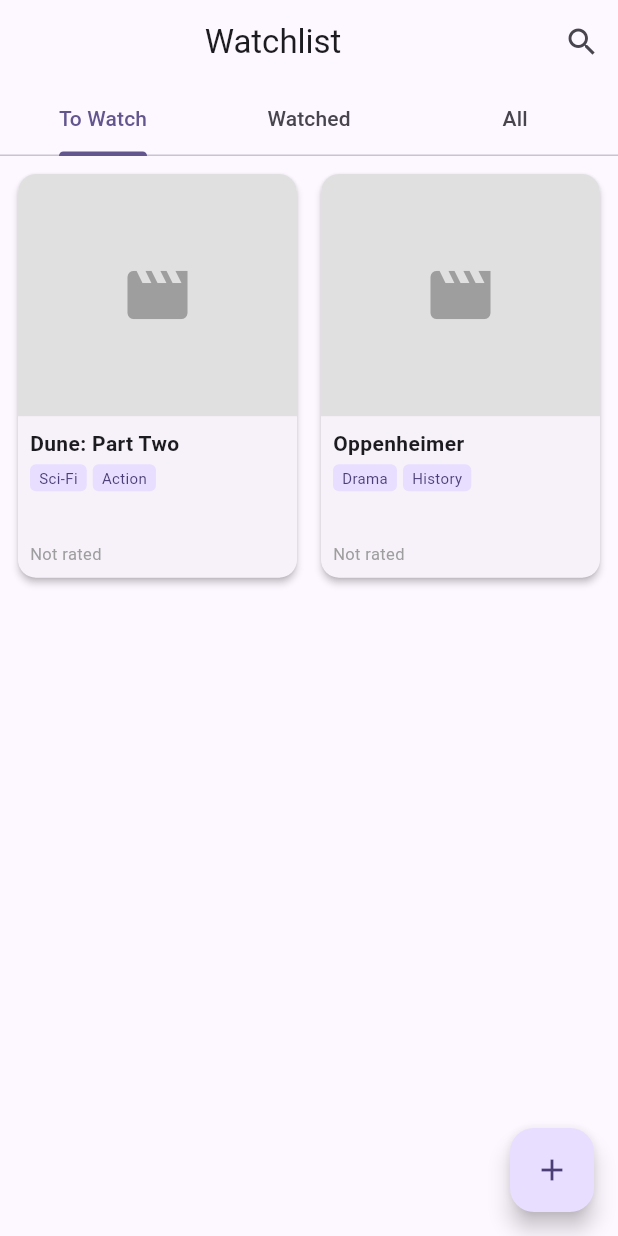
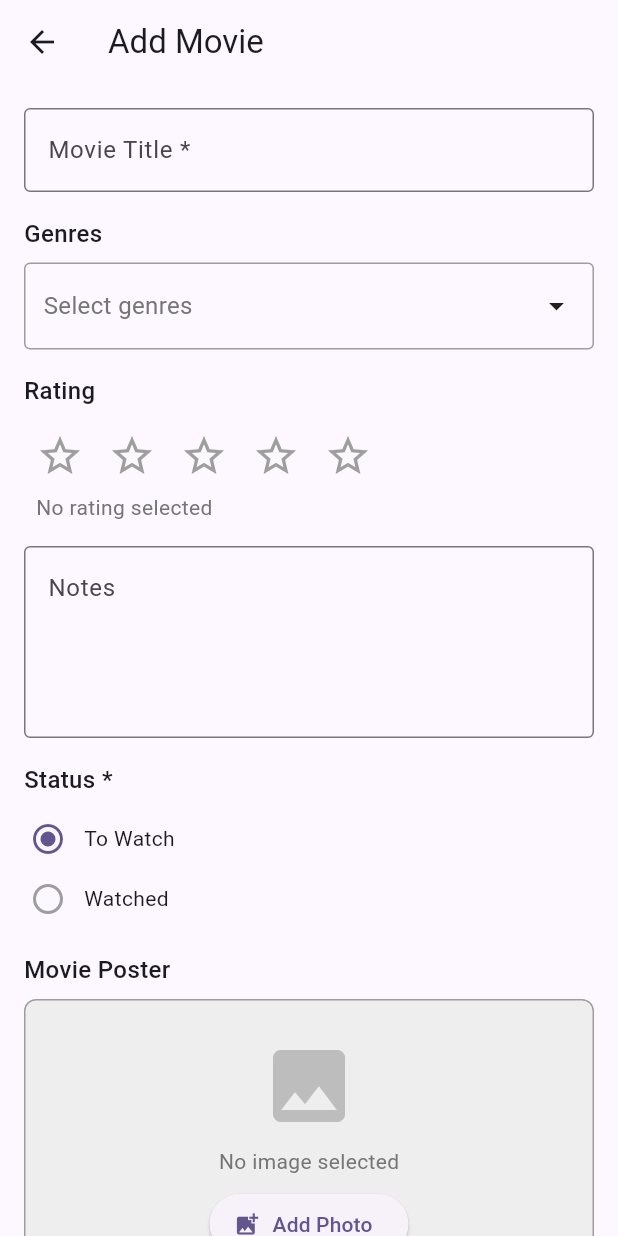
Before and after one commit to Mollinu9/movie_watchlist_app_Flutter, a Flutter app: the screen it shows after launch, after a tap on the "add" icon, on a phone screen of 412 x 824 dp. Run offline on Flutter 3.47's test engine with Material 3 defaults, Android fonts, the phone set to English and light mode, and no system bars.

Commit message:
Created Add Movie screen which currently saves to temp data until restart of app

```diff
--- a/lib/managers/movie_manager.dart
+++ b/lib/managers/movie_manager.dart
@@ -87,4 +87,20 @@
   List<Movie> getMoviesByStatus(MovieStatus status) {
     return _movies.where((movie) => movie.status == status).toList();
   }
+
+  // Add a new movie
+  void addMovie(Movie movie) {
+    _movies.add(movie);
+    notifyListeners();
+  }
+
+  // Get movie count
+  int getMovieCount() {
+    return _movies.length;
+  }
+
+  // Get movie count by status
+  int getMovieCountByStatus(MovieStatus status) {
+    return _movies.where((movie) => movie.status == status).length;
+  }
 }
--- /dev/null
+++ b/lib/screens/add_movie_screen.dart
@@ -0,0 +1,328 @@
+import 'package:flutter/material.dart';
+import 'package:provider/provider.dart';
+import 'package:uuid/uuid.dart';
+import 'package:movie_watchlist_app/managers/movie_manager.dart';
+import 'package:movie_watchlist_app/models/movie.dart';
+import 'package:movie_watchlist_app/widgets/genre_dropdown.dart';
+import 'package:movie_watchlist_app/widgets/rating_selector.dart';
+
+class AddMovieScreen extends StatefulWidget {
+  const AddMovieScreen({super.key});
+
+  @override
+  State<AddMovieScreen> createState() => _AddMovieScreenState();
+}
+
+class _AddMovieScreenState extends State<AddMovieScreen> {
+  final _formKey = GlobalKey<FormState>();
+  final _titleController = TextEditingController();
+  final _notesController = TextEditingController();
+
+  List<String> _selectedGenres = [];
+  int? _selectedRating;
+  MovieStatus _selectedStatus = MovieStatus.toWatch;
+  String? _imagePath;
+
+  @override
+  void dispose() {
+    _titleController.dispose();
+    _notesController.dispose();
+    super.dispose();
+  }
+
+  @override
+  Widget build(BuildContext context) {
+    return Scaffold(appBar: _buildAppBar(), body: _buildBody());
+  }
+
+  // AppBar with back button
+  PreferredSizeWidget _buildAppBar() {
+    return AppBar(
+      title: const Text('Add Movie'),
+      leading: IconButton(
+        icon: const Icon(Icons.arrow_back),
+        onPressed: () => Navigator.of(context).pop(),
+      ),
+    );
+  }
+
+  // Main body with form
+  Widget _buildBody() {
+    return Form(
+      key: _formKey,
+      child: SingleChildScrollView(
+        padding: const EdgeInsets.all(16.0),
+        child: Column(
+          crossAxisAlignment: CrossAxisAlignment.start,
+          children: [
+            _buildTitleField(),
+            const SizedBox(height: 16),
+            _buildGenreSection(),
+            const SizedBox(height: 16),
+            _buildRatingSection(),
+            const SizedBox(height: 16),
+            _buildNotesField(),
+            const SizedBox(height: 16),
+            _buildStatusSection(),
+            const SizedBox(height: 16),
+            _buildImageSection(),
+            const SizedBox(height: 24),
+            _buildSaveButton(),
+            const SizedBox(height: 24),
+          ],
+        ),
+      ),
+    );
+  }
+
+  // Title input field with validation
+  Widget _buildTitleField() {
+    return TextFormField(
+      controller: _titleController,
+      decoration: const InputDecoration(
+        labelText: 'Movie Title *',
+        hintText: 'Enter movie title',
+        border: OutlineInputBorder(),
+      ),
+      validator: (value) {
+        if (value == null || value.trim().isEmpty) {
+          return 'Movie title is required';
+        }
+        return null;
+      },
+      textInputAction: TextInputAction.next,
+    );
+  }
+
+  // Genre selection section
+  Widget _buildGenreSection() {
+    return Column(
+      crossAxisAlignment: CrossAxisAlignment.start,
+      children: [
+        const Text(
+          'Genres',
+          style: TextStyle(fontSize: 16, fontWeight: FontWeight.w500),
+        ),
+        const SizedBox(height: 8),
+        GenreDropdown(
+          selectedGenres: _selectedGenres,
+          onGenresChanged: (genres) {
+            setState(() {
+              _selectedGenres = genres;
+            });
+          },
+        ),
+      ],
+    );
+  }
+
+  // Rating selection section
+  Widget _buildRatingSection() {
+    return Column(
+      crossAxisAlignment: CrossAxisAlignment.start,
+      children: [
+        const Text(
+          'Rating',
+          style: TextStyle(fontSize: 16, fontWeight: FontWeight.w500),
+        ),
+        const SizedBox(height: 8),
+        RatingSelector(
+          currentRating: _selectedRating,
+          onRatingChanged: (rating) {
+            setState(() {
+              _selectedRating = rating;
+            });
+          },
+        ),
+      ],
+    );
+  }
+
+  // Notes input field
+  Widget _buildNotesField() {
+    return TextFormField(
+      controller: _notesController,
+      decoration: const InputDecoration(
+        labelText: 'Notes',
+        hintText: 'Add your notes about this movie',
+        border: OutlineInputBorder(),
+        alignLabelWithHint: true,
+      ),
+      maxLines: 4,
+      textInputAction: TextInputAction.newline,
+    );
+  }
+
+  // Status selection section
+  Widget _buildStatusSection() {
+    return Column(
+      crossAxisAlignment: CrossAxisAlignment.start,
+      children: [
+        const Text(
+          'Status *',
+          style: TextStyle(fontSize: 16, fontWeight: FontWeight.w500),
+        ),
+        const SizedBox(height: 8),
+        _buildStatusRadioButtons(),
+      ],
+    );
+  }
+
+  // Radio buttons for status
+  Widget _buildStatusRadioButtons() {
+    return Column(
+      children: [
+        _buildRadioOption(MovieStatus.toWatch, 'To Watch'),
+        _buildRadioOption(MovieStatus.watched, 'Watched'),
+      ],
+    );
+  }
+
+  // Individual radio button option
+  Widget _buildRadioOption(MovieStatus value, String label) {
+    final isSelected = _selectedStatus == value;
+
+    return InkWell(
+      onTap: () {
+        setState(() {
+          _selectedStatus = value;
+        });
+      },
+      child: Padding(
+        padding: const EdgeInsets.symmetric(vertical: 8.0, horizontal: 4.0),
+        child: Row(
+          children: [
+            Icon(
+              isSelected
+                  ? Icons.radio_button_checked
+                  : Icons.radio_button_unchecked,
+              color: isSelected
+                  ? Theme.of(context).colorScheme.primary
+                  : Colors.grey,
+            ),
+            const SizedBox(width: 12),
+            Text(label),
+          ],
+        ),
+      ),
+    );
+  }
+
+  // Image picker section
+  Widget _buildImageSection() {
+    return Column(
+      crossAxisAlignment: CrossAxisAlignment.start,
+      children: [
+        const Text(
+          'Movie Poster',
+          style: TextStyle(fontSize: 16, fontWeight: FontWeight.w500),
+        ),
+        const SizedBox(height: 8),
+        _buildImageContainer(),
+      ],
+    );
+  }
+
+  // Image container with placeholder or image
+  Widget _buildImageContainer() {
+    return Container(
+      width: double.infinity,
+      height: 200,
+      decoration: BoxDecoration(
+        border: Border.all(color: Colors.grey),
+        borderRadius: BorderRadius.circular(8),
+        color: Colors.grey[200],
+      ),
+      child: _imagePath == null
+          ? _buildImagePlaceholder()
+          : Image.network(_imagePath!, fit: BoxFit.cover),
+    );
+  }
+
+  // Placeholder when no image selected
+  Widget _buildImagePlaceholder() {
+    return Column(
+      mainAxisAlignment: MainAxisAlignment.center,
+      children: [
+        Icon(Icons.image, size: 64, color: Colors.grey[400]),
+        const SizedBox(height: 8),
+        Text('No image selected', style: TextStyle(color: Colors.grey[600])),
+        const SizedBox(height: 8),
+        ElevatedButton.icon(
+          onPressed: _handleImagePicker,
+          icon: const Icon(Icons.add_photo_alternate),
+          label: const Text('Add Photo'),
+        ),
+      ],
+    );
+  }
+
+  // Save button
+  Widget _buildSaveButton() {
+    return SizedBox(
+      width: double.infinity,
+      height: 48,
+      child: ElevatedButton(
+        onPressed: _saveMovie,
+        style: ElevatedButton.styleFrom(
+          backgroundColor: Theme.of(context).colorScheme.primary,
+          foregroundColor: Colors.white,
+        ),
+        child: const Text(
+          'Save Movie',
+          style: TextStyle(fontSize: 16, fontWeight: FontWeight.bold),
+        ),
+      ),
+    );
+  }
+
+  // Handle image picker button tap
+  void _handleImagePicker() {
+    ScaffoldMessenger.of(
+      context,
+    ).showSnackBar(const SnackBar(content: Text('Image picker coming soon!')));
+  }
+
+  // Save movie to manager
+  void _saveMovie() {
+    if (!_formKey.currentState!.validate()) {
+      return;
+    }
+
+    if (_selectedGenres.isEmpty) {
+      ScaffoldMessenger.of(context).showSnackBar(
+        const SnackBar(
+          content: Text('Please select at least one genre'),
+          backgroundColor: Colors.red,
+        ),
+      );
+      return;
+    }
+
+    final movie = Movie(
+      id: const Uuid().v4(),
+      title: _titleController.text.trim(),
+      genres: _selectedGenres,
+      rating: _selectedRating,
+      notes: _notesController.text.trim().isEmpty
+          ? null
+          : _notesController.text.trim(),
+      status: _selectedStatus,
+      imagePath: _imagePath,
+      createdAt: DateTime.now(),
+      updatedAt: DateTime.now(),
+    );
+
+    final movieManager = Provider.of<MovieManager>(context, listen: false);
+    movieManager.addMovie(movie);
+
+    ScaffoldMessenger.of(context).showSnackBar(
+      SnackBar(
+        content: Text('${movie.title} added successfully!'),
+        backgroundColor: Colors.green,
+      ),
+    );
+
+    Navigator.of(context).pop();
+  }
+}
--- a/lib/screens/home_screen.dart
+++ b/lib/screens/home_screen.dart
@@ -3,6 +3,7 @@
 import 'package:movie_watchlist_app/managers/movie_manager.dart';
 import 'package:movie_watchlist_app/models/movie.dart';
 import 'package:movie_watchlist_app/widgets/movie_card.dart';
+import 'package:movie_watchlist_app/screens/add_movie_screen.dart';
 
 class HomeScreen extends StatefulWidget {
   const HomeScreen({super.key});
@@ -67,7 +68,9 @@
       ),
       floatingActionButton: FloatingActionButton(
         onPressed: () {
-          // Navigate to Add Movie Screen - will be implemented later
+          Navigator.of(context).push(
+            MaterialPageRoute(builder: (context) => const AddMovieScreen()),
+          );
         },
         child: const Icon(Icons.add),
       ),
--- /dev/null
+++ b/lib/utils/constants.dart
@@ -0,0 +1,24 @@
+/// Application-wide constants
+class AppConstants {
+  // Private constructor to prevent instantiation
+  AppConstants._();
+
+  // Genre options for movies
+  static const List<String> genres = [
+    'Action',
+    'Comedy',
+    'Drama',
+    'Horror',
+    'Sci-Fi',
+    'Thriller',
+    'Romance',
+    'Adventure',
+    'Animation',
+    'Documentary',
+    'Fantasy',
+    'Mystery',
+    'Crime',
+    'Biography',
+    'Musical',
+  ];
+}
--- /dev/null
+++ b/lib/widgets/genre_dropdown.dart
@@ -0,0 +1,158 @@
+import 'package:flutter/material.dart';
+import 'package:movie_watchlist_app/utils/constants.dart';
+
+class GenreDropdown extends StatefulWidget {
+  final List<String> selectedGenres;
+  final ValueChanged<List<String>> onGenresChanged;
+
+  const GenreDropdown({
+    super.key,
+    required this.selectedGenres,
+    required this.onGenresChanged,
+  });
+
+  @override
+  State<GenreDropdown> createState() => _GenreDropdownState();
+}
+
+class _GenreDropdownState extends State<GenreDropdown> {
+  @override
+  Widget build(BuildContext context) {
+    return Column(
+      crossAxisAlignment: CrossAxisAlignment.start,
+      children: [
+        _buildDropdownButton(),
+        if (widget.selectedGenres.isNotEmpty) ...[
+          const SizedBox(height: 8),
+          _buildGenreChips(),
+        ],
+      ],
+    );
+  }
+
+  // Dropdown button to open genre selection dialog
+  Widget _buildDropdownButton() {
+    return InkWell(
+      onTap: _showGenreDialog,
+      child: Container(
+        padding: const EdgeInsets.symmetric(horizontal: 12, vertical: 16),
+        decoration: BoxDecoration(
+          border: Border.all(color: Colors.grey),
+          borderRadius: BorderRadius.circular(4),
+        ),
+        child: Row(
+          mainAxisAlignment: MainAxisAlignment.spaceBetween,
+          children: [
+            Expanded(
+              child: Text(
+                widget.selectedGenres.isEmpty
+                    ? 'Select genres'
+                    : widget.selectedGenres.join(', '),
+                style: TextStyle(
+                  fontSize: 16,
+                  color: widget.selectedGenres.isEmpty
+                      ? Colors.grey[600]
+                      : Colors.black,
+                ),
+                overflow: TextOverflow.ellipsis,
+                maxLines: 2,
+              ),
+            ),
+            const Icon(Icons.arrow_drop_down),
+          ],
+        ),
+      ),
+    );
+  }
+
+  // Display selected genres as removable chips
+  Widget _buildGenreChips() {
+    return Wrap(
+      spacing: 8,
+      runSpacing: 8,
+      children: widget.selectedGenres.map((genre) {
+        return Chip(
+          label: Text(genre),
+          deleteIcon: const Icon(Icons.close, size: 18),
+          onDeleted: () => _removeGenre(genre),
+        );
+      }).toList(),
+    );
+  }
+
+  // Show genre selection dialog
+  void _showGenreDialog() {
+    final tempSelectedGenres = List<String>.from(widget.selectedGenres);
+
+    showDialog(
+      context: context,
+      builder: (BuildContext dialogContext) {
+        return StatefulBuilder(
+          builder: (context, setDialogState) {
+            return AlertDialog(
+              title: const Text('Select Genres'),
+              content: _buildGenreList(tempSelectedGenres, setDialogState),
+              actions: _buildDialogActions(dialogContext, tempSelectedGenres),
+            );
+          },
+        );
+      },
+    );
+  }
+
+  // List of genres with checkboxes
+  Widget _buildGenreList(List<String> tempGenres, StateSetter setDialogState) {
+    return SizedBox(
+      width: double.maxFinite,
+      child: ListView.builder(
+        shrinkWrap: true,
+        itemCount: AppConstants.genres.length,
+        itemBuilder: (context, index) {
+          final genre = AppConstants.genres[index];
+          final isSelected = tempGenres.contains(genre);
+
+          return CheckboxListTile(
+            title: Text(genre),
+            value: isSelected,
+            onChanged: (bool? value) {
+              setDialogState(() {
+                if (value == true) {
+                  tempGenres.add(genre);
+                } else {
+                  tempGenres.remove(genre);
+                }
+              });
+            },
+          );
+        },
+      ),
+    );
+  }
+
+  // Dialog action buttons
+  List<Widget> _buildDialogActions(
+    BuildContext dialogContext,
+    List<String> tempGenres,
+  ) {
+    return [
+      TextButton(
+        onPressed: () => Navigator.of(dialogContext).pop(),
+        child: const Text('Cancel'),
+      ),
+      TextButton(
+        onPressed: () {
+          widget.onGenresChanged(tempGenres);
+          Navigator.of(dialogContext).pop();
+        },
+        child: const Text('OK'),
+      ),
+    ];
+  }
+
+  // Remove a genre from selection
+  void _removeGenre(String genre) {
+    final updatedGenres = List<String>.from(widget.selectedGenres);
+    updatedGenres.remove(genre);
+    widget.onGenresChanged(updatedGenres);
+  }
+}
--- a/lib/widgets/movie_card.dart
+++ b/lib/widgets/movie_card.dart
@@ -1,10 +1,6 @@
 import 'dart:io';
 import 'package:flutter/material.dart';
 import 'package:movie_watchlist_app/models/movie.dart';
-
-// ============================================================================
-// Main MovieCard Widget
-// ============================================================================
 
 class MovieCard extends StatelessWidget {
   final Movie movie;
@@ -22,17 +18,14 @@
         child: Column(
           crossAxisAlignment: CrossAxisAlignment.start,
           children: [
-            // Poster image or placeholder
-            Expanded(flex: 3, child: _buildMoviePoster(movie.imagePath)),
-            // Movie information
+            Expanded(flex: 2, child: _buildMoviePoster(movie.imagePath)),
             Expanded(
-              flex: 2,
+              flex: 3,
               child: Padding(
                 padding: const EdgeInsets.all(8.0),
                 child: Column(
                   crossAxisAlignment: CrossAxisAlignment.start,
                   children: [
-                    // Title
                     Text(
                       movie.title,
                       style: const TextStyle(
@@ -43,11 +36,7 @@
                       overflow: TextOverflow.ellipsis,
                     ),
                     const SizedBox(height: 4),
-                    // Genre badges
-                    _buildGenreBadges(context, movie.genres),
-
-                    const Spacer(),
-                    // Rating stars
+                    Expanded(child: _buildGenreBadges(context, movie.genres)),
                     _buildRatingDisplay(movie.rating),
                   ],
                 ),
@@ -59,10 +48,7 @@
     );
   }
 
-  // ==========================================================================
-  // Movie Poster Section
-  // ==========================================================================
-
+  // Movie poster image or placeholder
   Widget _buildMoviePoster(String? imagePath) {
     if (imagePath != null && imagePath.isNotEmpty) {
       final file = File(imagePath);
@@ -71,7 +57,6 @@
       }
     }
 
-    // Placeholder when no image
     return Container(
       color: Colors.grey[300],
       child: const Center(
@@ -80,20 +65,13 @@
     );
   }
 
-  // ==========================================================================
-  // Genre Badges Section
-  // ==========================================================================
-
-  Widget _buildGenreBadges(
-    BuildContext context,
-    List<String> genres, {
-    int maxGenres = 2,
-  }) {
-    return Wrap(
+  // Genre badges (all genres displayed with scrolling)
+  Widget _buildGenreBadges(BuildContext context, List<String> genres) {
+    return SingleChildScrollView(
+      child: Wrap(
         spacing: 4,
         runSpacing: 4,
-      direction: Axis.horizontal,
-      children: genres.take(maxGenres).map((genre) {
+        children: genres.map((genre) {
           return Container(
             padding: const EdgeInsets.symmetric(horizontal: 6, vertical: 2),
             decoration: BoxDecoration(
@@ -109,13 +87,11 @@
             ),
           );
         }).toList(),
+      ),
     );
   }
 
-  // ==========================================================================
-  // Rating Display Section
-  // ==========================================================================
-
+  // Star rating display
   Widget _buildRatingDisplay(int? rating) {
     if (rating == null) {
       return const Text(
@@ -123,6 +99,7 @@
         style: TextStyle(fontSize: 11, color: Colors.grey),
       );
     }
+
     return Row(
       children: List.generate(5, (index) {
         return Icon(
--- /dev/null
+++ b/lib/widgets/rating_selector.dart
@@ -0,0 +1,78 @@
+import 'package:flutter/material.dart';
+
+class RatingSelector extends StatelessWidget {
+  final int? currentRating;
+  final ValueChanged<int?> onRatingChanged;
+
+  const RatingSelector({
+    super.key,
+    required this.currentRating,
+    required this.onRatingChanged,
+  });
+
+  @override
+  Widget build(BuildContext context) {
+    return Column(
+      crossAxisAlignment: CrossAxisAlignment.start,
+      children: [_buildStarRow(), _buildRatingText()],
+    );
+  }
+
+  // Row of star buttons with optional clear button
+  Widget _buildStarRow() {
+    return Row(
+      children: [
+        ..._buildStars(),
+        if (currentRating != null) _buildClearButton(),
+      ],
+    );
+  }
+
+  // Generate 5 star buttons
+  List<Widget> _buildStars() {
+    return List.generate(5, (index) {
+      final starValue = index + 1;
+      final isSelected = currentRating != null && starValue <= currentRating!;
+
+      return IconButton(
+        icon: Icon(
+          isSelected ? Icons.star : Icons.star_border,
+          color: isSelected ? Colors.amber : Colors.grey,
+          size: 32,
+        ),
+        onPressed: () => _handleStarTap(starValue),
+      );
+    });
+  }
+
+  // Clear rating button
+  Widget _buildClearButton() {
+    return IconButton(
+      icon: const Icon(Icons.clear, size: 24),
+      onPressed: () => onRatingChanged(null),
+      tooltip: 'Clear rating',
+    );
+  }
+
+  // Display current rating text
+  Widget _buildRatingText() {
+    return Padding(
+      padding: const EdgeInsets.only(left: 8.0),
+      child: Text(
+        currentRating != null
+            ? 'Rating: $currentRating/5'
+            : 'No rating selected',
+        style: TextStyle(fontSize: 14, color: Colors.grey[600]),
+      ),
+    );
+  }
+
+  // Handle star button tap
+  void _handleStarTap(int starValue) {
+    if (currentRating == starValue) {
+      onRatingChanged(null);
+    } else {
+      onRatingChanged(starValue);
+    }
+  }
+}
```
Lines whose indentation alone changed are shown as unchanged.
